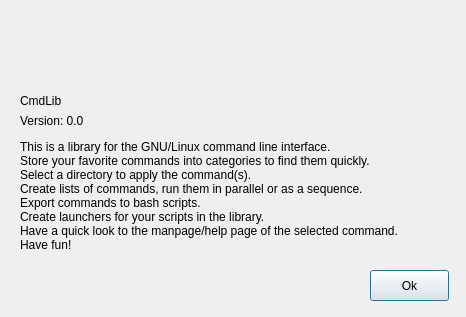
Qt form about.ui (sonejostudios/CmdLib) before a commit.
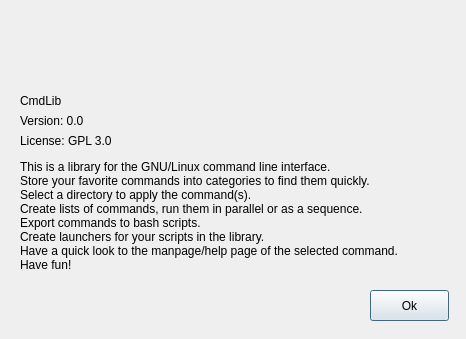
The same form after that commit. Icons and pictures are not drawn.

```diff
--- a/about.ui
+++ b/about.ui
@@ -7,7 +7,7 @@
     <x>0</x>
     <y>0</y>
     <width>466</width>
-    <height>317</height>
+    <height>339</height>
    </rect>
   </property>
   <property name="sizePolicy">
@@ -72,7 +72,7 @@
    <property name="geometry">
     <rect>
      <x>20</x>
-     <y>140</y>
+     <y>160</y>
      <width>441</width>
      <height>111</height>
     </rect>
@@ -92,7 +92,7 @@
    <property name="geometry">
     <rect>
      <x>370</x>
-     <y>270</y>
+     <y>290</y>
      <width>79</width>
      <height>31</height>
     </rect>
@@ -101,6 +101,19 @@
     <string>Ok</string>
    </property>
   </widget>
+  <widget class="QLabel" name="label_name_2">
+   <property name="geometry">
+    <rect>
+     <x>20</x>
+     <y>130</y>
+     <width>351</width>
+     <height>21</height>
+    </rect>
+   </property>
+   <property name="text">
+    <string>License: GPL 3.0</string>
+   </property>
+  </widget>
  </widget>
  <resources/>
  <connections/>
```
